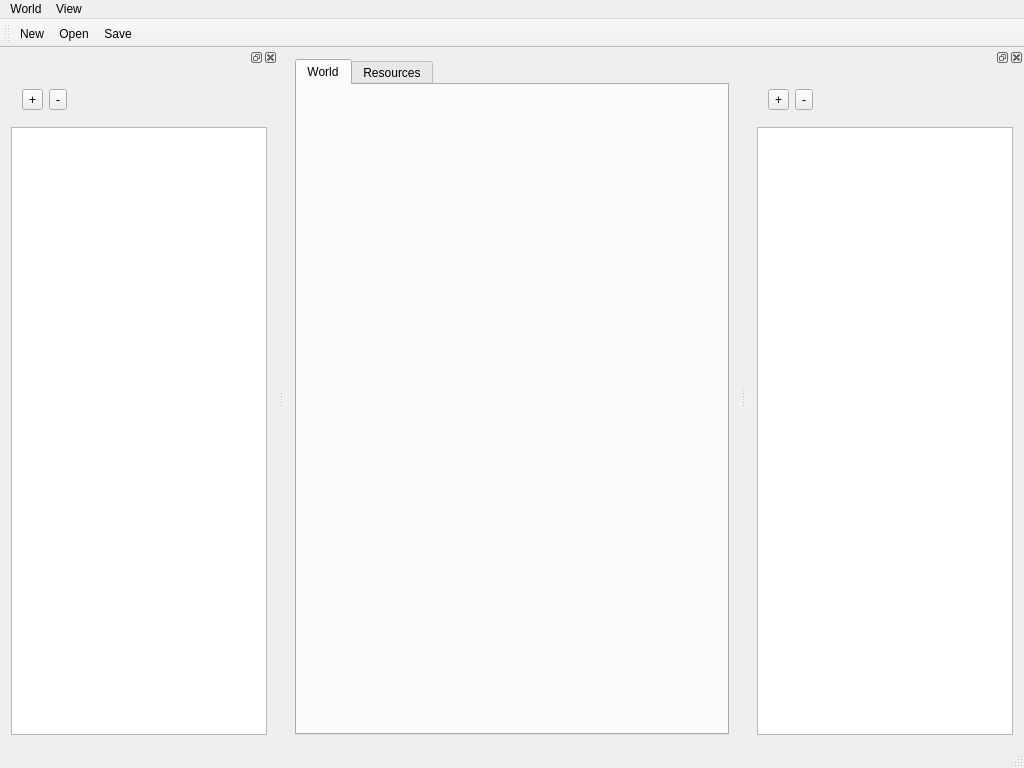
The window that MadEditor/MainWindow.ui (Fs02/Volge-TheSurvivor) describes before a commit, drawn with Qt 5.
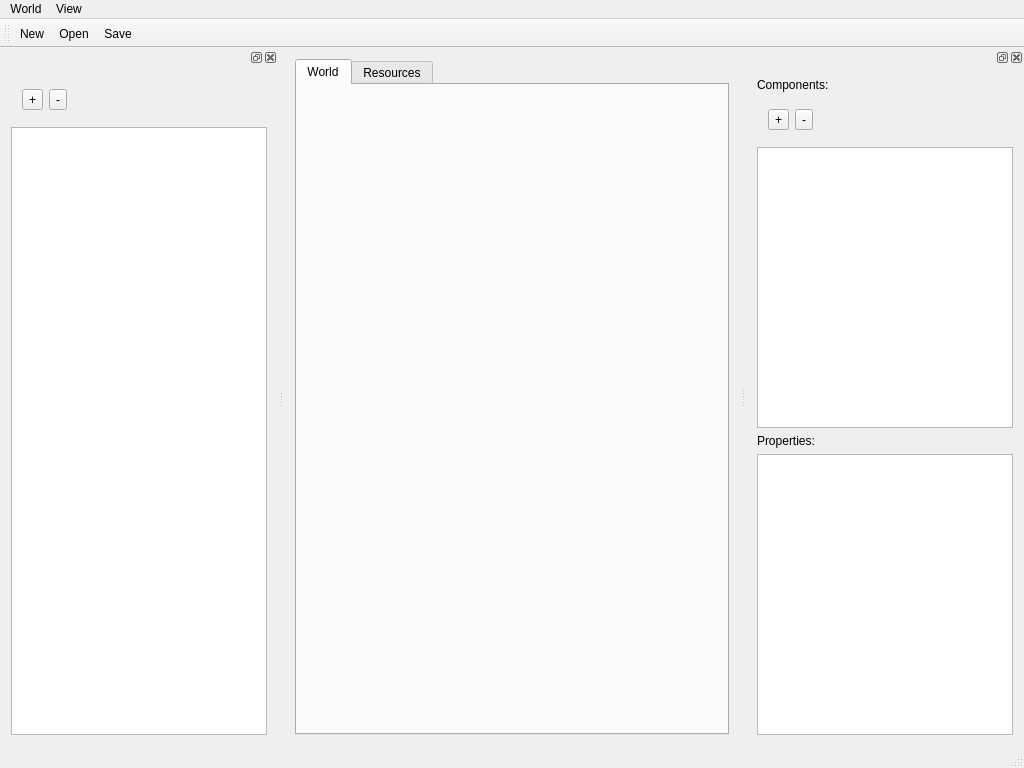
The same window after the commit.

```diff
--- a/MadEditor/MainWindow.ui
+++ b/MadEditor/MainWindow.ui
@@ -148,6 +148,13 @@
    </attribute>
    <widget class="QWidget" name="dockWidgetContents_3">
     <layout class="QVBoxLayout" name="verticalLayout_3">
+     <item>
+      <widget class="QLabel" name="label">
+       <property name="text">
+        <string>Components:</string>
+       </property>
+      </widget>
+     </item>
      <item>
       <widget class="QWidget" name="widget_3" native="true">
        <layout class="QHBoxLayout" name="horizontalLayout_2">
@@ -182,7 +189,17 @@
       </widget>
      </item>
      <item>
-      <widget class="QTableView" name="entPropsTable"/>
+      <widget class="QListWidget" name="compList"/>
+     </item>
+     <item>
+      <widget class="QLabel" name="label_2">
+       <property name="text">
+        <string>Properties:</string>
+       </property>
+      </widget>
+     </item>
+     <item>
+      <widget class="QTableWidget" name="compPropsTable"/>
      </item>
     </layout>
    </widget>
```
Left out of the diff: 2 changed lines with no effect on the pictures.
